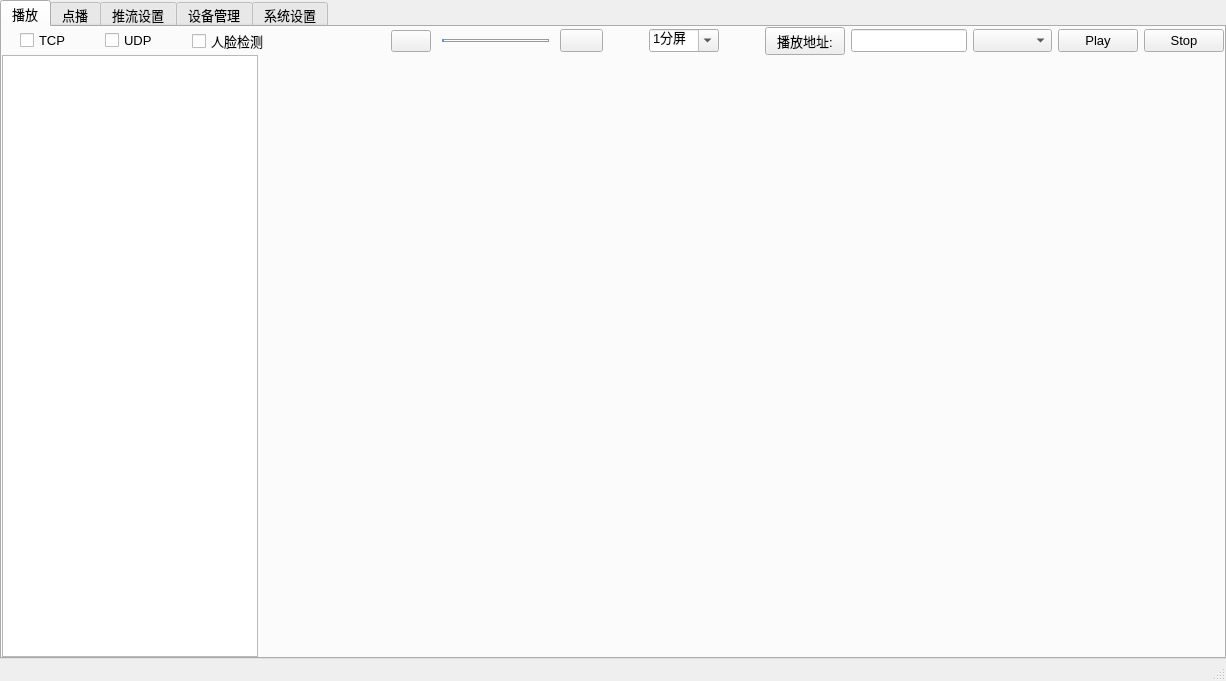
h1846458/mediaoption, file mediaoption/mediaoption.ui: the form before one commit.
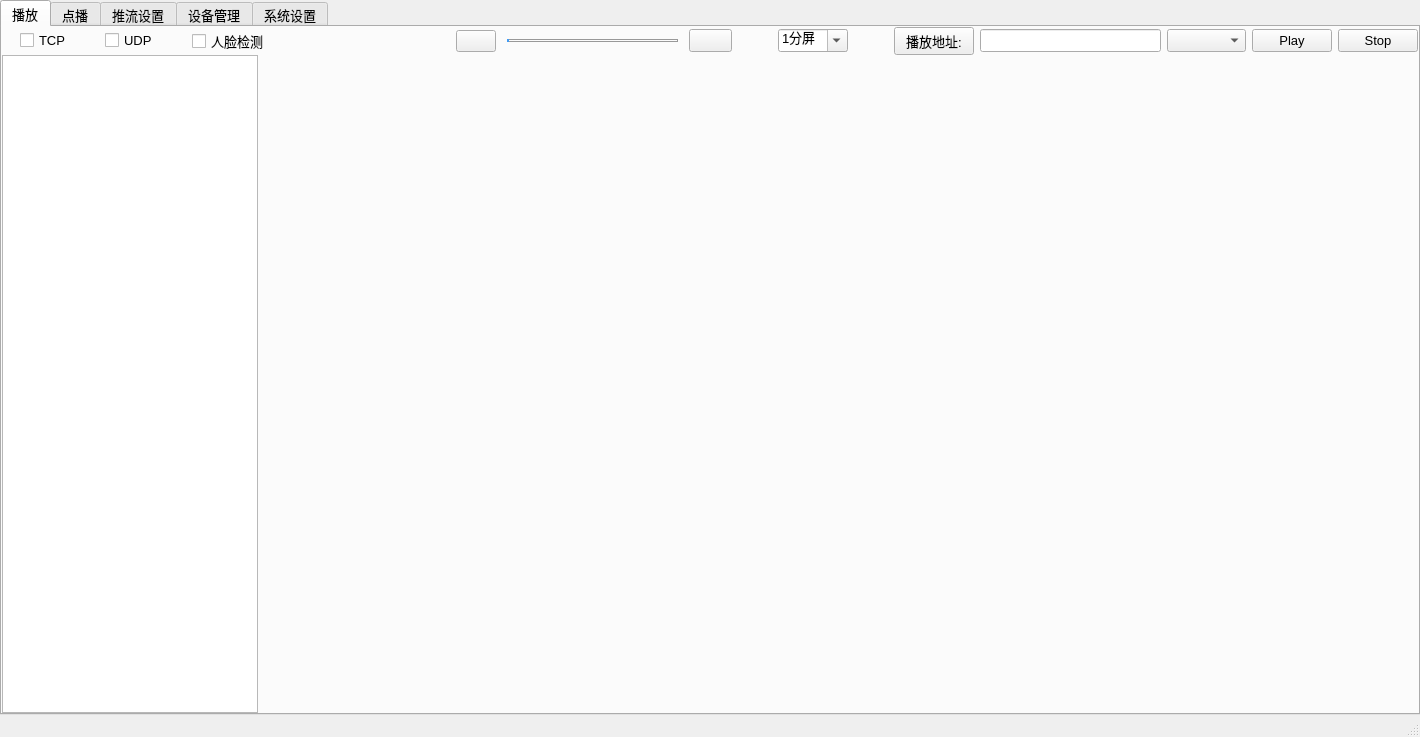
The form after the commit. The open tabs and pages were chosen to show the change. Icons and pictures are not drawn.

Commit message: 增加推流，系统设置，设备添加等UI,更新

```diff
--- a/mediaoption/mediaoption.ui
+++ b/mediaoption/mediaoption.ui
@@ -6,8 +6,8 @@
    <rect>
     <x>0</x>
     <y>0</y>
-    <width>1226</width>
-    <height>681</height>
+    <width>1420</width>
+    <height>737</height>
    </rect>
   </property>
   <property name="font">
```
Left out of the diff: 6 changed lines with no effect on the pictures. The commit also changes 2 other files.
